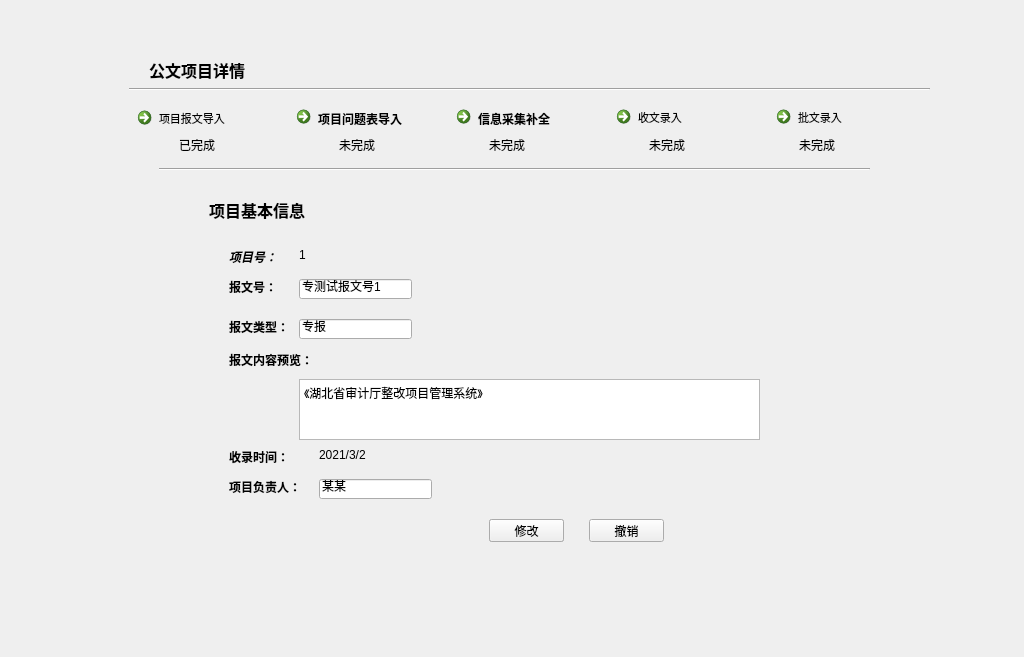
Qt form ui_dir/gwdetail.ui (wind-sword/Audit) before a commit.
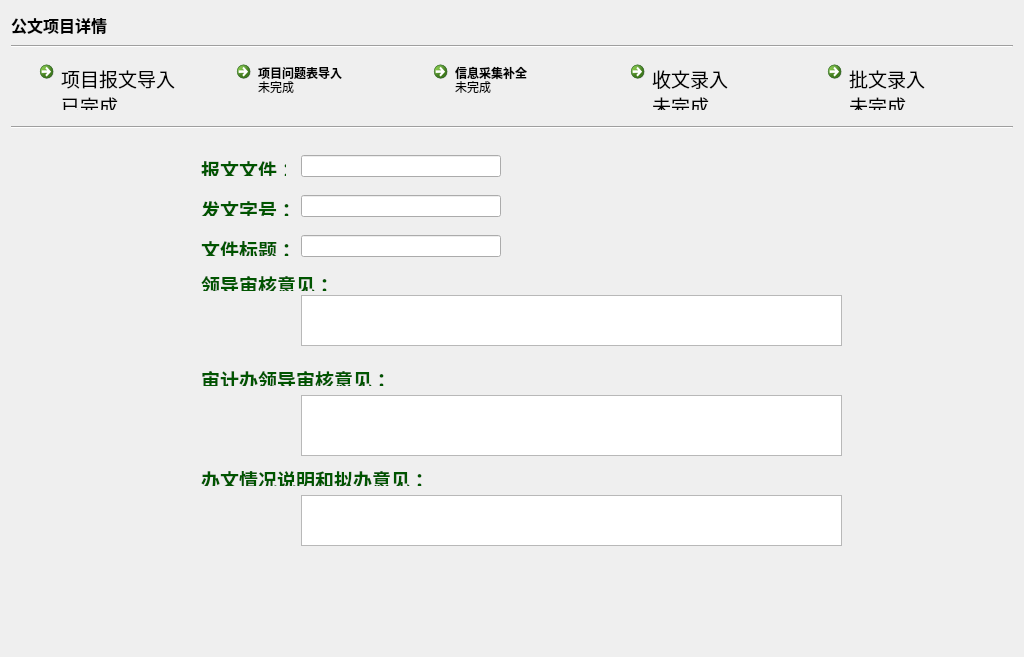
The same form after that commit. The open tabs and pages were chosen to show the change.

```diff
--- a/ui_dir/gwdetail.ui
+++ b/ui_dir/gwdetail.ui
@@ -13,15 +13,9 @@
   <property name="windowTitle">
    <string>Form</string>
   </property>
-  <widget class="QLabel" name="label_14">
-   <property name="geometry">
-    <rect>
-     <x>149</x>
-     <y>59</y>
-     <width>161</width>
-     <height>21</height>
-    </rect>
-   </property>
+  <layout class="QVBoxLayout" name="verticalLayout" stretch="1,1,2,1,18">
+   <item>
+    <widget class="QLabel" name="label_head">
    <property name="font">
     <font>
      <pointsize>12</pointsize>
@@ -33,28 +27,217 @@
     <string>公文项目详情</string>
    </property>
   </widget>
-  <widget class="QLabel" name="label_4">
-   <property name="geometry">
-    <rect>
-     <x>179</x>
-     <y>139</y>
-     <width>54</width>
-     <height>12</height>
-    </rect>
+   </item>
+   <item>
+    <widget class="Line" name="line">
+     <property name="orientation">
+      <enum>Qt::Horizontal</enum>
+     </property>
+    </widget>
+   </item>
+   <item>
+    <layout class="QHBoxLayout" name="horizontalLayout">
+     <item>
+      <widget class="QCommandLinkButton" name="commandLinkButton">
+       <property name="sizePolicy">
+        <sizepolicy hsizetype="Expanding" vsizetype="Expanding">
+         <horstretch>0</horstretch>
+         <verstretch>0</verstretch>
+        </sizepolicy>
+       </property>
+       <property name="minimumSize">
+        <size>
+         <width>170</width>
+         <height>66</height>
+        </size>
+       </property>
+       <property name="maximumSize">
+        <size>
+         <width>170</width>
+         <height>66</height>
+        </size>
+       </property>
+       <property name="font">
+        <font>
+         <family>Adobe Devanagari</family>
+         <pointsize>14</pointsize>
+         <weight>50</weight>
+         <italic>false</italic>
+         <bold>false</bold>
+         <underline>false</underline>
+        </font>
+       </property>
+       <property name="styleSheet">
+        <string notr="true">font: 14pt &quot;Adobe Devanagari&quot;;
+</string>
    </property>
    <property name="text">
+        <string>项目报文导入</string>
+       </property>
+       <property name="iconSize">
+        <size>
+         <width>40</width>
+         <height>40</height>
+        </size>
+       </property>
+       <property name="description">
     <string>已完成</string>
    </property>
   </widget>
+     </item>
+     <item>
+      <widget class="QCommandLinkButton" name="commandLinkButton_2">
+       <property name="minimumSize">
+        <size>
+         <width>170</width>
+         <height>66</height>
+        </size>
+       </property>
+       <property name="maximumSize">
+        <size>
+         <width>170</width>
+         <height>66</height>
+        </size>
+       </property>
+       <property name="styleSheet">
+        <string notr="true">font: 14pt &quot;Adobe Devanagari&quot;;</string>
+       </property>
+       <property name="text">
+        <string>项目问题表导入</string>
+       </property>
+       <property name="iconSize">
+        <size>
+         <width>40</width>
+         <height>40</height>
+        </size>
+       </property>
+       <property name="description">
+        <string>未完成</string>
+       </property>
+      </widget>
+     </item>
+     <item>
+      <widget class="QCommandLinkButton" name="commandLinkButton_3">
+       <property name="minimumSize">
+        <size>
+         <width>170</width>
+         <height>66</height>
+        </size>
+       </property>
+       <property name="maximumSize">
+        <size>
+         <width>170</width>
+         <height>66</height>
+        </size>
+       </property>
+       <property name="styleSheet">
+        <string notr="true">font: 14pt &quot;Adobe Devanagari&quot;;</string>
+       </property>
+       <property name="text">
+        <string>信息采集补全</string>
+       </property>
+       <property name="iconSize">
+        <size>
+         <width>40</width>
+         <height>40</height>
+        </size>
+       </property>
+       <property name="description">
+        <string>未完成</string>
+       </property>
+      </widget>
+     </item>
+     <item>
+      <widget class="QCommandLinkButton" name="commandLinkButton_4">
+       <property name="minimumSize">
+        <size>
+         <width>170</width>
+         <height>66</height>
+        </size>
+       </property>
+       <property name="maximumSize">
+        <size>
+         <width>170</width>
+         <height>66</height>
+        </size>
+       </property>
+       <property name="font">
+        <font>
+         <family>Adobe Devanagari</family>
+         <pointsize>14</pointsize>
+         <weight>50</weight>
+         <italic>false</italic>
+         <bold>false</bold>
+        </font>
+       </property>
+       <property name="styleSheet">
+        <string notr="true">font: 14pt &quot;Adobe Devanagari&quot;;</string>
+       </property>
+       <property name="text">
+        <string>收文录入</string>
+       </property>
+       <property name="iconSize">
+        <size>
+         <width>40</width>
+         <height>40</height>
+        </size>
+       </property>
+       <property name="description">
+        <string>未完成</string>
+       </property>
+      </widget>
+     </item>
+     <item>
+      <widget class="QCommandLinkButton" name="commandLinkButton_5">
+       <property name="minimumSize">
+        <size>
+         <width>170</width>
+         <height>66</height>
+        </size>
+       </property>
+       <property name="maximumSize">
+        <size>
+         <width>170</width>
+         <height>66</height>
+        </size>
+       </property>
+       <property name="font">
+        <font>
+         <family>Adobe Devanagari</family>
+         <pointsize>14</pointsize>
+         <weight>50</weight>
+         <italic>false</italic>
+         <bold>false</bold>
+        </font>
+       </property>
+       <property name="styleSheet">
+        <string notr="true">font: 14pt &quot;Adobe Devanagari&quot;;</string>
+       </property>
+       <property name="text">
+        <string>批文录入</string>
+       </property>
+       <property name="iconSize">
+        <size>
+         <width>40</width>
+         <height>40</height>
+        </size>
+       </property>
+       <property name="description">
+        <string>未完成</string>
+       </property>
+      </widget>
+     </item>
+    </layout>
+   </item>
+   <item>
+    <widget class="Line" name="line_2">
+     <property name="orientation">
+      <enum>Qt::Horizontal</enum>
+     </property>
+    </widget>
+   </item>
+   <item>
   <widget class="QStackedWidget" name="stackedWidget">
-   <property name="geometry">
-    <rect>
-     <x>179</x>
-     <y>189</y>
-     <width>681</width>
-     <height>421</height>
-    </rect>
-   </property>
    <property name="currentIndex">
     <number>1</number>
    </property>
@@ -62,263 +245,217 @@
     <widget class="QLabel" name="label_6">
      <property name="geometry">
       <rect>
-       <x>140</x>
-       <y>260</y>
-       <width>54</width>
-       <height>12</height>
-      </rect>
-     </property>
-     <property name="text">
-      <string>2021/3/2</string>
-     </property>
-    </widget>
-    <widget class="QLineEdit" name="lineEdit_2">
-     <property name="enabled">
-      <bool>true</bool>
-     </property>
-     <property name="geometry">
-      <rect>
-       <x>120</x>
-       <y>130</y>
-       <width>113</width>
-       <height>20</height>
-      </rect>
-     </property>
+         <x>190</x>
+         <y>230</y>
+         <width>201</width>
+         <height>21</height>
+        </rect>
+       </property>
+       <property name="font">
+        <font>
+         <pointsize>14</pointsize>
+         <weight>75</weight>
+         <bold>true</bold>
+        </font>
+       </property>
      <property name="text">
-      <string>专报</string>
-     </property>
-    </widget>
-    <widget class="QLineEdit" name="lineEdit">
-     <property name="enabled">
-      <bool>true</bool>
-     </property>
+        <string notr="true">&lt;html&gt;&lt;head/&gt;&lt;body&gt;&lt;p&gt;&lt;span style=&quot; color:#005500;&quot;&gt;审计办领导审核意见：&lt;/span&gt;&lt;/p&gt;&lt;/body&gt;&lt;/html&gt;</string>
+       </property>
+      </widget>
+      <widget class="QLabel" name="label_num_3">
      <property name="geometry">
       <rect>
-       <x>120</x>
-       <y>90</y>
-       <width>113</width>
-       <height>20</height>
-      </rect>
-     </property>
-     <property name="text">
-      <string>专测试报文号1</string>
-     </property>
-    </widget>
-    <widget class="QLabel" name="label_5">
-     <property name="geometry">
-      <rect>
-       <x>120</x>
-       <y>60</y>
-       <width>54</width>
-       <height>12</height>
-      </rect>
-     </property>
+         <x>190</x>
+         <y>100</y>
+         <width>91</width>
+         <height>21</height>
+        </rect>
+       </property>
+       <property name="font">
+        <font>
+         <pointsize>14</pointsize>
+         <weight>75</weight>
+         <bold>true</bold>
+        </font>
+       </property>
      <property name="text">
-      <string>1</string>
-     </property>
-    </widget>
-    <widget class="QLabel" name="label_25">
+        <string>&lt;html&gt;&lt;head/&gt;&lt;body&gt;&lt;p&gt;&lt;span style=&quot; color:#005500;&quot;&gt;文件标题：&lt;/span&gt;&lt;/p&gt;&lt;/body&gt;&lt;/html&gt;</string>
+       </property>
+      </widget>
+      <widget class="QLabel" name="label_file_3">
      <property name="geometry">
       <rect>
-       <x>50</x>
-       <y>260</y>
-       <width>61</width>
-       <height>16</height>
+         <x>190</x>
+         <y>20</y>
+         <width>85</width>
+         <height>21</height>
       </rect>
      </property>
      <property name="font">
       <font>
+         <pointsize>14</pointsize>
        <weight>75</weight>
        <bold>true</bold>
       </font>
      </property>
      <property name="text">
-      <string>收录时间：</string>
-     </property>
-    </widget>
-    <widget class="QLabel" name="label_10">
+        <string>&lt;html&gt;&lt;head/&gt;&lt;body&gt;&lt;p&gt;&lt;span style=&quot; color:#005500;&quot;&gt;报文文件：&lt;/span&gt;&lt;/p&gt;&lt;/body&gt;&lt;/html&gt;</string>
+       </property>
+      </widget>
+      <widget class="QLineEdit" name="lineEdit_num">
      <property name="geometry">
       <rect>
-       <x>50</x>
-       <y>90</y>
-       <width>52</width>
-       <height>16</height>
-      </rect>
-     </property>
-     <property name="font">
-      <font>
-       <weight>75</weight>
-       <bold>true</bold>
-      </font>
-     </property>
-     <property name="text">
-      <string>报文号：</string>
-     </property>
-    </widget>
-    <widget class="QLabel" name="label_16">
+         <x>290</x>
+         <y>60</y>
+         <width>200</width>
+         <height>22</height>
+        </rect>
+       </property>
+       <property name="sizePolicy">
+        <sizepolicy hsizetype="Fixed" vsizetype="Fixed">
+         <horstretch>0</horstretch>
+         <verstretch>0</verstretch>
+        </sizepolicy>
+       </property>
+       <property name="maximumSize">
+        <size>
+         <width>200</width>
+         <height>22</height>
+        </size>
+       </property>
+      </widget>
+      <widget class="QLabel" name="label_num_6">
      <property name="geometry">
       <rect>
-       <x>50</x>
-       <y>60</y>
-       <width>51</width>
-       <height>16</height>
+         <x>190</x>
+         <y>330</y>
+         <width>231</width>
+         <height>21</height>
       </rect>
      </property>
      <property name="font">
       <font>
+         <pointsize>14</pointsize>
        <weight>75</weight>
-       <italic>true</italic>
        <bold>true</bold>
       </font>
      </property>
      <property name="text">
-      <string>项目号：</string>
-     </property>
-    </widget>
-    <widget class="QLabel" name="label">
+        <string notr="true">&lt;html&gt;&lt;head/&gt;&lt;body&gt;&lt;p&gt;&lt;span style=&quot; color:#005500;&quot;&gt;办文情况说明和拟办意见：&lt;/span&gt;&lt;/p&gt;&lt;/body&gt;&lt;/html&gt;</string>
+       </property>
+      </widget>
+      <widget class="QLabel" name="label_num_4">
      <property name="geometry">
       <rect>
-       <x>30</x>
-       <y>10</y>
-       <width>111</width>
+         <x>190</x>
+         <y>135</y>
+         <width>141</width>
        <height>21</height>
       </rect>
      </property>
      <property name="font">
       <font>
-       <pointsize>12</pointsize>
+         <pointsize>14</pointsize>
        <weight>75</weight>
        <bold>true</bold>
       </font>
      </property>
      <property name="text">
-      <string>项目基本信息</string>
-     </property>
-    </widget>
-    <widget class="QLabel" name="label_17">
+        <string>&lt;html&gt;&lt;head/&gt;&lt;body&gt;&lt;p&gt;&lt;span style=&quot; color:#005500;&quot;&gt;领导审核意见：&lt;/span&gt;&lt;/p&gt;&lt;/body&gt;&lt;/html&gt;</string>
+       </property>
+      </widget>
+      <widget class="QTextEdit" name="textEdit_2">
      <property name="geometry">
       <rect>
-       <x>50</x>
+         <x>290</x>
        <y>160</y>
-       <width>101</width>
-       <height>21</height>
-      </rect>
-     </property>
-     <property name="font">
-      <font>
-       <weight>75</weight>
-       <bold>true</bold>
-      </font>
-     </property>
-     <property name="text">
-      <string>报文内容预览：</string>
-     </property>
-    </widget>
-    <widget class="QLabel" name="label_18">
+         <width>541</width>
+         <height>51</height>
+        </rect>
+       </property>
+      </widget>
+      <widget class="QTextEdit" name="textEdit_3">
      <property name="geometry">
       <rect>
-       <x>50</x>
-       <y>130</y>
-       <width>65</width>
-       <height>16</height>
-      </rect>
-     </property>
-     <property name="font">
-      <font>
-       <weight>75</weight>
-       <bold>true</bold>
-      </font>
-     </property>
-     <property name="text">
-      <string>报文类型：</string>
-     </property>
-    </widget>
-    <widget class="QLabel" name="label_12">
+         <x>290</x>
+         <y>360</y>
+         <width>541</width>
+         <height>51</height>
+        </rect>
+       </property>
+      </widget>
+      <widget class="QLineEdit" name="lineEdit_file_3">
      <property name="geometry">
       <rect>
-       <x>50</x>
-       <y>290</y>
-       <width>81</width>
-       <height>16</height>
-      </rect>
-     </property>
-     <property name="font">
-      <font>
-       <weight>75</weight>
-       <bold>true</bold>
-      </font>
-     </property>
-     <property name="text">
-      <string>项目负责人：</string>
-     </property>
-    </widget>
-    <widget class="QLineEdit" name="lineEdit_4">
+         <x>290</x>
+         <y>20</y>
+         <width>200</width>
+         <height>22</height>
+        </rect>
+       </property>
+       <property name="sizePolicy">
+        <sizepolicy hsizetype="Fixed" vsizetype="Fixed">
+         <horstretch>0</horstretch>
+         <verstretch>0</verstretch>
+        </sizepolicy>
+       </property>
+       <property name="maximumSize">
+        <size>
+         <width>200</width>
+         <height>22</height>
+        </size>
+       </property>
+      </widget>
+      <widget class="QLineEdit" name="lineEdit_num_3">
      <property name="geometry">
       <rect>
-       <x>140</x>
-       <y>290</y>
-       <width>113</width>
-       <height>20</height>
-      </rect>
-     </property>
-     <property name="text">
-      <string>某某</string>
-     </property>
-    </widget>
-    <widget class="QPushButton" name="pushButton_save1">
-     <property name="geometry">
-      <rect>
-       <x>310</x>
-       <y>330</y>
-       <width>75</width>
-       <height>23</height>
-      </rect>
-     </property>
-     <property name="text">
-      <string>保存</string>
-     </property>
-    </widget>
-    <widget class="QPushButton" name="pushButton_fix1">
+         <x>290</x>
+         <y>100</y>
+         <width>200</width>
+         <height>22</height>
+        </rect>
+       </property>
+       <property name="sizePolicy">
+        <sizepolicy hsizetype="Fixed" vsizetype="Fixed">
+         <horstretch>0</horstretch>
+         <verstretch>0</verstretch>
+        </sizepolicy>
+       </property>
+       <property name="maximumSize">
+        <size>
+         <width>200</width>
+         <height>22</height>
+        </size>
+       </property>
+      </widget>
+      <widget class="QTextEdit" name="textEdit_4">
      <property name="geometry">
       <rect>
-       <x>310</x>
-       <y>330</y>
-       <width>75</width>
-       <height>23</height>
-      </rect>
-     </property>
-     <property name="text">
-      <string>修改</string>
-     </property>
-    </widget>
-    <widget class="QTextBrowser" name="textBrowser_2">
-     <property name="geometry">
-      <rect>
-       <x>120</x>
-       <y>190</y>
-       <width>461</width>
+         <x>290</x>
+         <y>260</y>
+         <width>541</width>
        <height>61</height>
       </rect>
      </property>
-     <property name="html">
-      <string>&lt;!DOCTYPE HTML PUBLIC &quot;-//W3C//DTD HTML 4.0//EN&quot; &quot;http://www.w3.org/TR/REC-html40/strict.dtd&quot;&gt;
-&lt;html&gt;&lt;head&gt;&lt;meta name=&quot;qrichtext&quot; content=&quot;1&quot; /&gt;&lt;style type=&quot;text/css&quot;&gt;
-p, li { white-space: pre-wrap; }
-&lt;/style&gt;&lt;/head&gt;&lt;body style=&quot; font-family:'SimSun'; font-size:9pt; font-weight:400; font-style:normal;&quot;&gt;
-&lt;p style=&quot; margin-top:0px; margin-bottom:0px; margin-left:0px; margin-right:0px; -qt-block-indent:0; text-indent:0px;&quot;&gt;《湖北省审计厅整改项目管理系统》&lt;/p&gt;&lt;/body&gt;&lt;/html&gt;</string>
-     </property>
-    </widget>
-    <widget class="QPushButton" name="pushButton">
+      </widget>
+      <widget class="QLabel" name="label_num">
      <property name="geometry">
       <rect>
-       <x>410</x>
-       <y>330</y>
-       <width>75</width>
-       <height>23</height>
-      </rect>
-     </property>
+         <x>190</x>
+         <y>60</y>
+         <width>91</width>
+         <height>21</height>
+        </rect>
+       </property>
+       <property name="font">
+        <font>
+         <pointsize>14</pointsize>
+         <weight>75</weight>
+         <bold>true</bold>
+        </font>
+       </property>
      <property name="text">
-      <string>撤销</string>
+        <string>&lt;html&gt;&lt;head/&gt;&lt;body&gt;&lt;p&gt;&lt;span style=&quot; color:#005500;&quot;&gt;发文字号：&lt;/span&gt;&lt;/p&gt;&lt;/body&gt;&lt;/html&gt;</string>
      </property>
     </widget>
    </widget>
@@ -747,253 +884,8 @@
     </widget>
    </widget>
   </widget>
-  <widget class="QLabel" name="label_9">
-   <property name="geometry">
-    <rect>
-     <x>649</x>
-     <y>139</y>
-     <width>54</width>
-     <height>12</height>
-    </rect>
-   </property>
-   <property name="text">
-    <string>未完成</string>
-   </property>
-  </widget>
-  <widget class="QLabel" name="label_8">
-   <property name="geometry">
-    <rect>
-     <x>489</x>
-     <y>139</y>
-     <width>54</width>
-     <height>12</height>
-    </rect>
-   </property>
-   <property name="text">
-    <string>未完成</string>
-   </property>
-  </widget>
-  <widget class="QCommandLinkButton" name="commandLinkButton_5">
-   <property name="geometry">
-    <rect>
-     <x>769</x>
-     <y>99</y>
-     <width>161</width>
-     <height>40</height>
-    </rect>
-   </property>
-   <property name="minimumSize">
-    <size>
-     <width>161</width>
-     <height>0</height>
-    </size>
-   </property>
-   <property name="maximumSize">
-    <size>
-     <width>161</width>
-     <height>51</height>
-    </size>
-   </property>
-   <property name="font">
-    <font>
-     <family>Adobe Devanagari</family>
-     <pointsize>8</pointsize>
-     <weight>50</weight>
-     <italic>false</italic>
-     <bold>false</bold>
-    </font>
-   </property>
-   <property name="styleSheet">
-    <string notr="true">font: 8pt &quot;Adobe Devanagari&quot;;</string>
-   </property>
-   <property name="text">
-    <string>批文录入</string>
-   </property>
-  </widget>
-  <widget class="QCommandLinkButton" name="commandLinkButton_4">
-   <property name="geometry">
-    <rect>
-     <x>609</x>
-     <y>99</y>
-     <width>161</width>
-     <height>40</height>
-    </rect>
-   </property>
-   <property name="minimumSize">
-    <size>
-     <width>161</width>
-     <height>0</height>
-    </size>
-   </property>
-   <property name="maximumSize">
-    <size>
-     <width>161</width>
-     <height>51</height>
-    </size>
-   </property>
-   <property name="font">
-    <font>
-     <family>Adobe Devanagari</family>
-     <pointsize>8</pointsize>
-     <weight>50</weight>
-     <italic>false</italic>
-     <bold>false</bold>
-    </font>
-   </property>
-   <property name="styleSheet">
-    <string notr="true">font: 8pt &quot;Adobe Devanagari&quot;;</string>
-   </property>
-   <property name="text">
-    <string>收文录入</string>
-   </property>
-  </widget>
-  <widget class="QCommandLinkButton" name="commandLinkButton_2">
-   <property name="geometry">
-    <rect>
-     <x>289</x>
-     <y>99</y>
-     <width>161</width>
-     <height>40</height>
-    </rect>
-   </property>
-   <property name="minimumSize">
-    <size>
-     <width>161</width>
-     <height>0</height>
-    </size>
-   </property>
-   <property name="maximumSize">
-    <size>
-     <width>161</width>
-     <height>51</height>
-    </size>
-   </property>
-   <property name="styleSheet">
-    <string notr="true">font: 8pt &quot;Adobe Devanagari&quot;;</string>
-   </property>
-   <property name="text">
-    <string>项目问题表导入</string>
-   </property>
-  </widget>
-  <widget class="QLabel" name="label_7">
-   <property name="geometry">
-    <rect>
-     <x>339</x>
-     <y>139</y>
-     <width>54</width>
-     <height>12</height>
-    </rect>
-   </property>
-   <property name="text">
-    <string>未完成</string>
-   </property>
-  </widget>
-  <widget class="QLabel" name="label_15">
-   <property name="geometry">
-    <rect>
-     <x>799</x>
-     <y>139</y>
-     <width>54</width>
-     <height>12</height>
-    </rect>
-   </property>
-   <property name="text">
-    <string>未完成</string>
-   </property>
-  </widget>
-  <widget class="Line" name="line">
-   <property name="geometry">
-    <rect>
-     <x>129</x>
-     <y>79</y>
-     <width>801</width>
-     <height>20</height>
-    </rect>
-   </property>
-   <property name="orientation">
-    <enum>Qt::Horizontal</enum>
-   </property>
-  </widget>
-  <widget class="Line" name="line_5">
-   <property name="geometry">
-    <rect>
-     <x>159</x>
-     <y>159</y>
-     <width>711</width>
-     <height>20</height>
-    </rect>
-   </property>
-   <property name="orientation">
-    <enum>Qt::Horizontal</enum>
-   </property>
-  </widget>
-  <widget class="QCommandLinkButton" name="commandLinkButton_3">
-   <property name="geometry">
-    <rect>
-     <x>449</x>
-     <y>99</y>
-     <width>161</width>
-     <height>40</height>
-    </rect>
-   </property>
-   <property name="minimumSize">
-    <size>
-     <width>161</width>
-     <height>0</height>
-    </size>
-   </property>
-   <property name="maximumSize">
-    <size>
-     <width>161</width>
-     <height>51</height>
-    </size>
-   </property>
-   <property name="styleSheet">
-    <string notr="true">font: 8pt &quot;Adobe Devanagari&quot;;</string>
-   </property>
-   <property name="text">
-    <string>信息采集补全</string>
-   </property>
-  </widget>
-  <widget class="QCommandLinkButton" name="commandLinkButton">
-   <property name="geometry">
-    <rect>
-     <x>130</x>
-     <y>100</y>
-     <width>161</width>
-     <height>40</height>
-    </rect>
-   </property>
-   <property name="minimumSize">
-    <size>
-     <width>161</width>
-     <height>0</height>
-    </size>
-   </property>
-   <property name="maximumSize">
-    <size>
-     <width>161</width>
-     <height>51</height>
-    </size>
-   </property>
-   <property name="font">
-    <font>
-     <family>Adobe Devanagari</family>
-     <pointsize>8</pointsize>
-     <weight>50</weight>
-     <italic>false</italic>
-     <bold>false</bold>
-     <underline>false</underline>
-    </font>
-   </property>
-   <property name="styleSheet">
-    <string notr="true">font: 8pt &quot;Adobe Devanagari&quot;;
-</string>
-   </property>
-   <property name="text">
-    <string>项目报文导入</string>
-   </property>
-  </widget>
+   </item>
+  </layout>
  </widget>
  <resources/>
  <connections/>
```
Left out of the diff: 6 changed lines with no effect on the pictures. Lines whose indentation alone changed are shown as unchanged.
